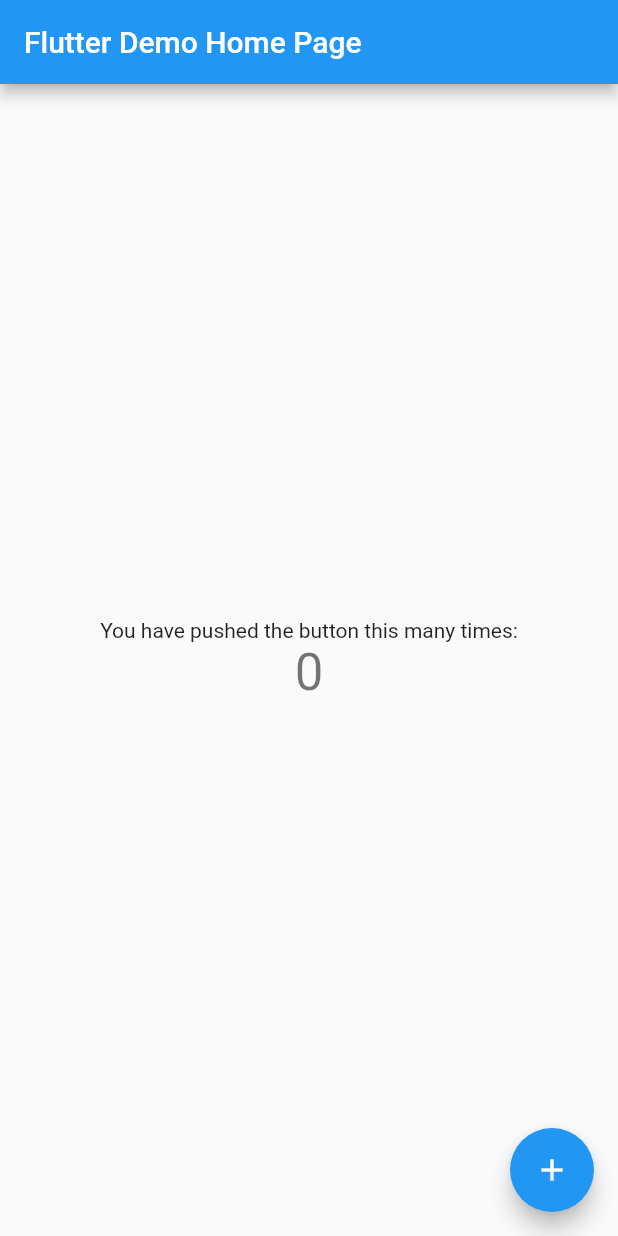
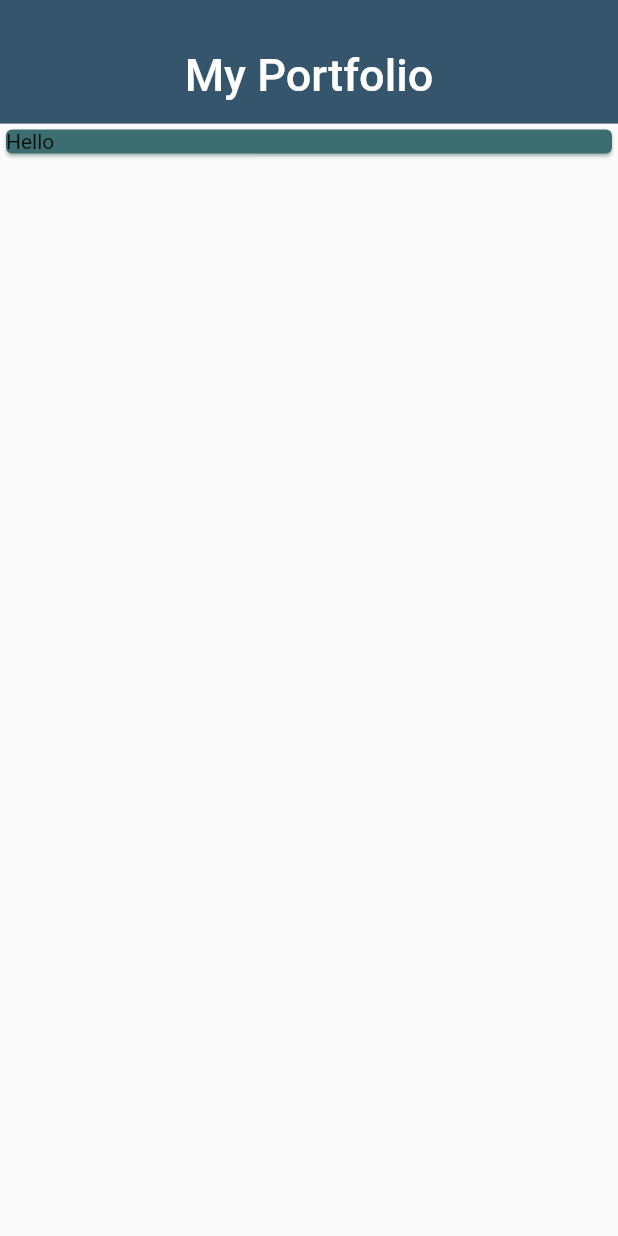
Before and after one commit to aldoaf43/portafolio, a Flutter app: the screen it shows after launch, on a phone screen of 412 x 824 dp. Run offline on Flutter 3.47's test engine with Material 2 defaults, Android fonts, the phone set to English and light mode, and no system bars.

Commit message:
creating home page

```diff
--- a/lib/main.dart
+++ b/lib/main.dart
@@ -1,4 +1,5 @@
 import 'package:flutter/material.dart';
+import 'package:portafolio/pages/home.dart';
 
 void main() {
   runApp(const MyApp());
@@ -10,106 +11,9 @@ class MyApp extends StatelessWidget {
   // This widget is the root of your application.
   @override
   Widget build(BuildContext context) {
-    return MaterialApp(
-      title: 'Flutter Demo',
-      theme: ThemeData(
-        // This is the theme of your application.
-        //
-        // Try running your application with "flutter run". You'll see the
-        // application has a blue toolbar. Then, without quitting the app, try
-        // changing the primarySwatch below to Colors.green and then invoke
-        // "hot reload" (press "r" in the console where you ran "flutter run",
-        // or simply save your changes to "hot reload" in a Flutter IDE).
-        // Notice that the counter didn't reset back to zero; the application
-        // is not restarted.
-        primarySwatch: Colors.blue,
-      ),
-      home: const MyHomePage(title: 'Flutter Demo Home Page'),
+    return const MaterialApp(
+      title: 'portfolio',
+      home: homePage(),
     );
   }
 }
-
-class MyHomePage extends StatefulWidget {
-  const MyHomePage({Key? key, required this.title}) : super(key: key);
-
-  // This widget is the home page of your application. It is stateful, meaning
-  // that it has a State object (defined below) that contains fields that affect
-  // how it looks.
-
-  // This class is the configuration for the state. It holds the values (in this
-  // case the title) provided by the parent (in this case the App widget) and
-  // used by the build method of the State. Fields in a Widget subclass are
-  // always marked "final".
-
-  final String title;
-
-  @override
-  State<MyHomePage> createState() => _MyHomePageState();
-}
-
-class _MyHomePageState extends State<MyHomePage> {
-  int _counter = 0;
-
-  void _incrementCounter() {
-    setState(() {
-      // This call to setState tells the Flutter framework that something has
-      // changed in this State, which causes it to rerun the build method below
-      // so that the display can reflect the updated values. If we changed
-      // _counter without calling setState(), then the build method would not be
-      // called again, and so nothing would appear to happen.
-      _counter++;
-    });
-  }
-
-  @override
-  Widget build(BuildContext context) {
-    // This method is rerun every time setState is called, for instance as done
-    // by the _incrementCounter method above.
-    //
-    // The Flutter framework has been optimized to make rerunning build methods
-    // fast, so that you can just rebuild anything that needs updating rather
-    // than having to individually change instances of widgets.
-    return Scaffold(
-      appBar: AppBar(
-        // Here we take the value from the MyHomePage object that was created by
-        // the App.build method, and use it to set our appbar title.
-        title: Text(widget.title),
-      ),
-      body: Center(
-        // Center is a layout widget. It takes a single child and positions it
-        // in the middle of the parent.
-        child: Column(
-          // Column is also a layout widget. It takes a list of children and
-          // arranges them vertically. By default, it sizes itself to fit its
-          // children horizontally, and tries to be as tall as its parent.
-          //
-          // Invoke "debug painting" (press "p" in the console, choose the
-          // "Toggle Debug Paint" action from the Flutter Inspector in Android
-          // Studio, or the "Toggle Debug Paint" command in Visual Studio Code)
-          // to see the wireframe for each widget.
-          //
-          // Column has various properties to control how it sizes itself and
-          // how it positions its children. Here we use mainAxisAlignment to
-          // center the children vertically; the main axis here is the vertical
-          // axis because Columns are vertical (the cross axis would be
-          // horizontal).
-          mainAxisAlignment: MainAxisAlignment.center,
-          children: <Widget>[
-            const Text(
-              'You have pushed the button this many times:',
-            ),
-            Text(
-              '$_counter',
-              style: Theme.of(context).textTheme.headline4,
-            ),
-          ],
-        ),
-      ),
-      floatingActionButton: FloatingActionButton(
-        onPressed: _incrementCounter,
-        tooltip: 'Increment',
-        child: const Icon(Icons.add),
-      ), // This trailing comma makes auto-formatting nicer for build methods.
-    );
-  }
-}
--- /dev/null
+++ b/lib/pages/home.dart
@@ -0,0 +1,53 @@
+import 'package:flutter/material.dart';
+import 'package:portafolio/utils/utils.dart';
+
+class homePage extends StatefulWidget {
+  const homePage({ Key? key }) : super(key: key);
+
+  @override
+  State<homePage> createState() => _homePageState();
+}
+
+class _homePageState extends State<homePage> {
+
+  @override
+  Widget build(BuildContext context) {
+    return Scaffold(
+      body: CustomScrollView(
+        slivers: <Widget>[
+           SliverAppBar(
+            pinned: true,
+            snap: false,
+            floating: true,
+            expandedHeight: Hpercentage(context, 10),
+            flexibleSpace:  const FlexibleSpaceBar(
+              collapseMode: CollapseMode.parallax,
+              centerTitle: true,
+              title: Text('My Portfolio'),
+            ),
+            elevation: 50,
+            shadowColor: Color.fromARGB(200, 40, 75, 99),
+            backgroundColor: Color.fromARGB(240, 40, 75, 99),
+            centerTitle: true,
+          ),
+
+          SliverList(
+            delegate: SliverChildBuilderDelegate(
+              (BuildContext context, int index) {
+                return Container(
+                  width: Wpercentage(context, 10),
+                  child: Card(
+                    shadowColor: Color.fromARGB(200, 60, 110, 113),
+                    color: Color.fromARGB(255, 60, 110, 113),
+                    child: Text("Hello"),
+                  ),
+                );
+              },
+              childCount: 1,
+            ),
+          ),
+        ],
+      ),
+    );
+  }
+}
--- /dev/null
+++ b/lib/utils/utils.dart
@@ -0,0 +1,10 @@
+import 'package:flutter/cupertino.dart';
+
+double Hpercentage(context,percentage){
+  double height = MediaQuery.of(context).size.height;
+  return (height/100)*percentage;
+}
+double Wpercentage(context,percentage){
+  double width = MediaQuery.of(context).size.width;
+  return (width/100)*percentage;
+}
```
